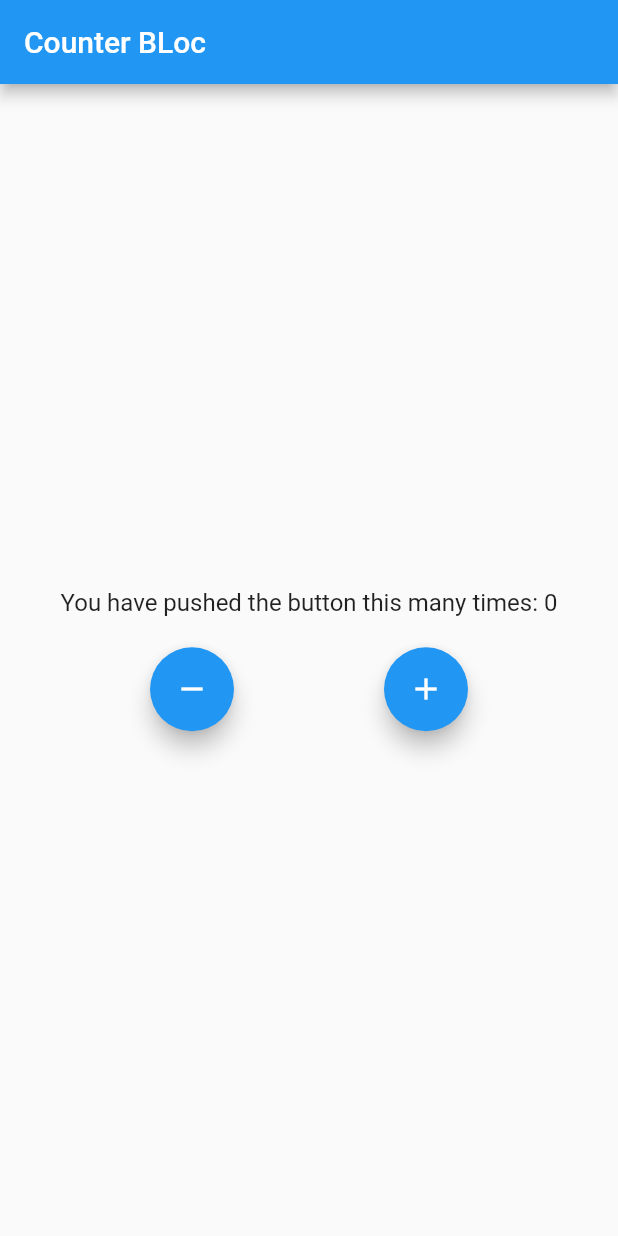
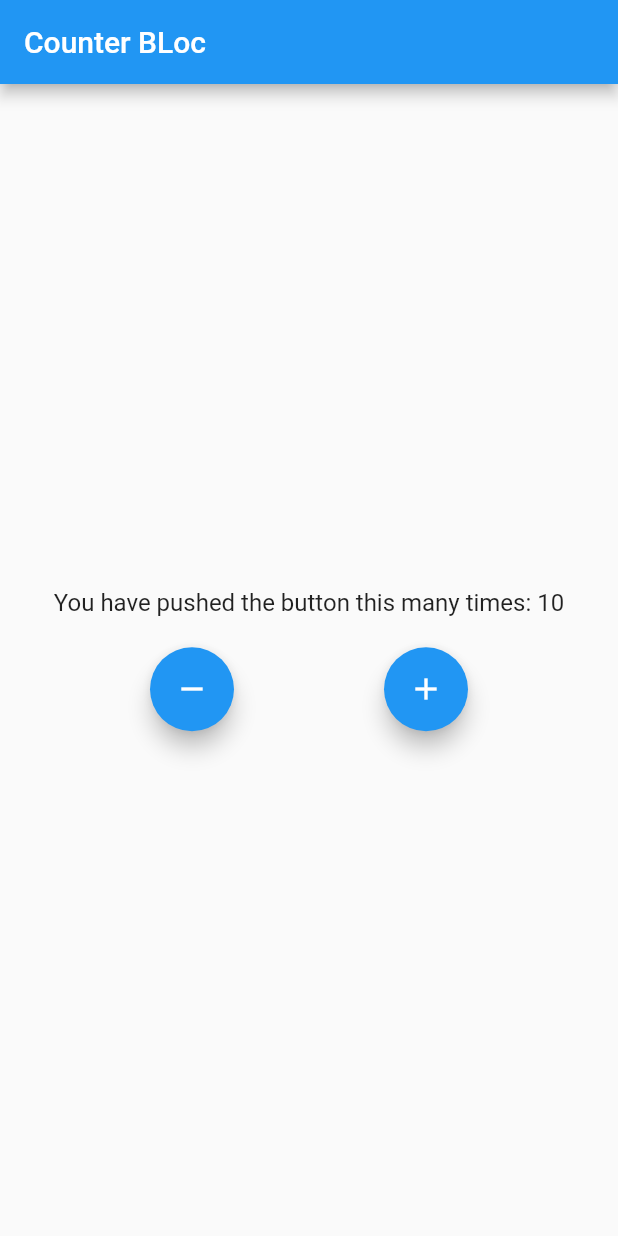
Before and after one commit to zeph1re/BlocPatternFlutter, a Flutter app: the screen it shows after launch, after a tap on the "remove" icon, after a tap on the "add" icon, on a phone screen of 412 x 824 dp. Run offline on Flutter 3.47's test engine with Material 2 defaults, Android fonts, the phone set to English and light mode, and no system bars; our stand-ins replace flutter_bloc.

Commit message:
change bloc use StreamController to import flutter_bloc

```diff
--- a/lib/blocs/counter.dart
+++ /dev/null
@@ -1,32 +0,0 @@
-// ignore_for_file: prefer_final_fields
-
-import 'dart:async';
-
-class CounterBloc {
-  int _counter = 0;
-
-  StreamController _inputController = StreamController();
-  Sink get inputan => _inputController.sink;
-
-  StreamController _outputController = StreamController();
-  StreamSink get _sinkOut => _outputController.sink;
-
-  Stream get output => _outputController.stream;
-
-  CounterBloc() {
-    _inputController.stream.listen((event) {
-      if (event == "add") {
-        _counter++;
-      } else {
-        _counter--;
-      }
-
-      _sinkOut.add(_counter);
-    });
-  }
-
-  void dispose() {
-    _inputController.close();
-    _outputController.close();
-  }
-}
--- a/lib/main.dart
+++ b/lib/main.dart
@@ -1,7 +1,8 @@
 import 'package:flutter/material.dart';
-import 'package:flutter_bloc_pattern/blocs/counter.dart';
+import 'package:flutter_bloc/flutter_bloc.dart';
+import 'package:flutter_bloc_pattern/provider/counter.dart';
 
-// Bloc Management State
+// Bloc Provider
 
 void main() {
   runApp(const MyApp());
@@ -12,9 +13,11 @@ class MyApp extends StatelessWidget {
 
   @override
   Widget build(BuildContext context) {
-    return const MaterialApp(
-      home: HomePage(),
-    );
+    return MaterialApp(
+        home: BlocProvider(
+      create: (context) => CounterBloc(),
+      child: const HomePage(),
+    ));
   }
 }
 
@@ -26,11 +29,10 @@ class HomePage extends StatefulWidget {
 }
 
 class _HomePageState extends State<HomePage> {
-  CounterBloc counter = CounterBloc();
-
   @override
   Widget build(BuildContext context) {
     print("build");
+    var bloc = BlocProvider.of<CounterBloc>(context);
     return Scaffold(
       appBar: AppBar(
         title: const Text(
@@ -41,13 +43,16 @@ class _HomePageState extends State<HomePage> {
         child: Column(
           mainAxisAlignment: MainAxisAlignment.center,
           children: [
-            StreamBuilder(
-              builder: (context, snapshot) => Text(
-                "You have pushed the button this many times: ${snapshot.data}",
-                style: const TextStyle(fontSize: 16),
-              ),
-              stream: counter.output,
-            ),
+            BlocBuilder<CounterBloc, int>(
+                bloc: bloc,
+                builder: (context, state) {
+                  print("State = $state .... Counter state : ${bloc.counter}");
+                  return Text(
+                      (state == bloc.counter)
+                          ? "You have pushed the button this many times: $state"
+                          : "You have pushed the button this many times: ${bloc.counter}",
+                      style: const TextStyle(fontSize: 16));
+                }),
             const SizedBox(
               height: 20,
             ),
@@ -56,14 +61,14 @@ class _HomePageState extends State<HomePage> {
               children: [
                 FloatingActionButton(
                   onPressed: () {
-                    counter.inputan.add("minus");
+                    bloc.add('minus');
                   },
                   tooltip: 'Decrement',
                   child: const Icon(Icons.remove),
                 ),
                 FloatingActionButton(
                   onPressed: () {
-                    counter.inputan.add("add");
+                    bloc.add("add");
                   },
                   tooltip: 'Increment',
                   child: const Icon(Icons.add),
--- /dev/null
+++ b/lib/provider/counter.dart
@@ -0,0 +1,20 @@
+import 'package:flutter_bloc/flutter_bloc.dart';
+
+class CounterBloc extends Bloc<String, int> {
+  CounterBloc() : super(6);
+
+  int _counter = 10;
+  int get counter => _counter;
+
+
+  @override
+  Stream<int> mapEventToState(event) async* {
+    if (event == "add") {
+      _counter++;
+    } else {
+      _counter--;
+    }
+
+    yield _counter;
+  }
+}
--- a/pubspec.yaml
+++ b/pubspec.yaml
@@ -34,7 +34,7 @@ dependencies:
   # The following adds the Cupertino Icons font to your application.
   # Use with the CupertinoIcons class for iOS style icons.
   cupertino_icons: ^1.0.2
-  flutter_bloc: ^8.1.3
+  flutter_bloc: ^7.0.0
 
 dev_dependencies:
   flutter_test:
```
Also changed, not shown: pubspec.lock.
